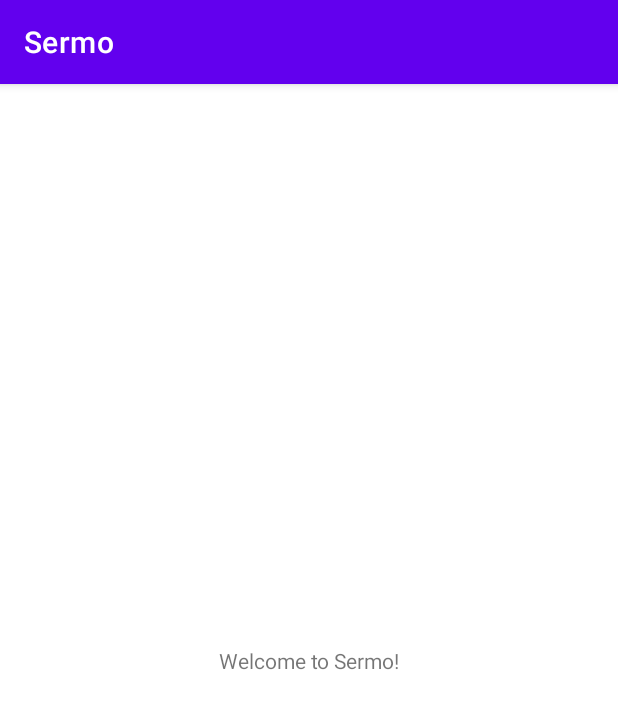
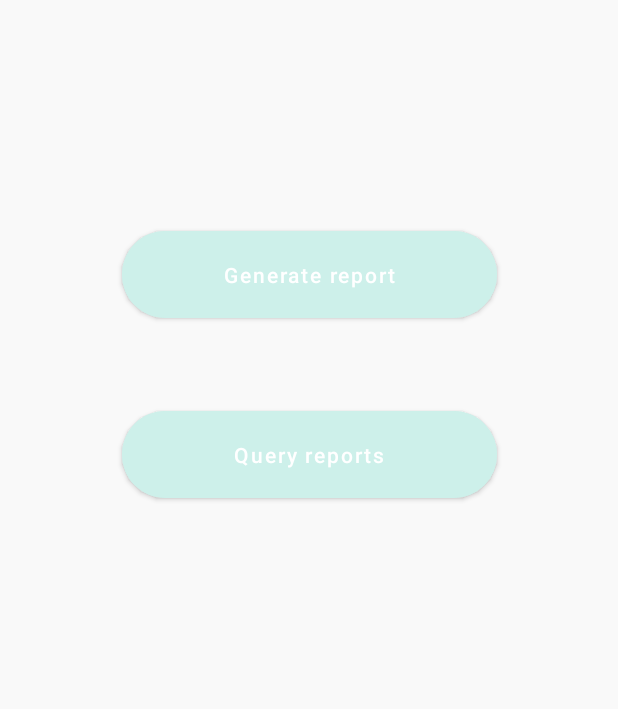
Before and after one commit to Rohithj47/Sermo, an Android app: the screen it shows after launch (MainActivity), on a phone screen of 412 x 824 dp. Shown: the top 709 px of the screen. Run offline under Robolectric (Android 15) with nearby library versions, the phone set to English and light mode, and no system bars.

Commit message:
Home screen

```diff
--- a/mobile-client/app/src/main/res/layout/activity_main.xml
+++ b/mobile-client/app/src/main/res/layout/activity_main.xml
@@ -6,13 +6,33 @@
     android:layout_height="match_parent"
     tools:context=".MainActivity">
 
-    <TextView
-        android:layout_width="wrap_content"
-        android:layout_height="wrap_content"
-        android:text="Welcome to Sermo!"
-        app:layout_constraintBottom_toBottomOf="parent"
+    <Button
+        android:id="@+id/generate_report_button"
+        android:layout_width="250dp"
+        android:layout_height="70dp"
+        android:layout_marginTop="148dp"
+        android:backgroundTint="@color/primary_button"
+        android:fontFamily="sans-serif-medium"
+        android:text="Generate report"
+        android:textAllCaps="false"
+        app:cornerRadius="50dp"
         app:layout_constraintEnd_toEndOf="parent"
+        app:layout_constraintHorizontal_bias="0.503"
         app:layout_constraintStart_toStartOf="parent"
         app:layout_constraintTop_toTopOf="parent" />
 
+    <Button
+        android:id="@+id/query_reports_button"
+        android:layout_width="250dp"
+        android:layout_height="70dp"
+        android:layout_marginTop="50dp"
+        android:backgroundTint="@color/primary_button"
+        android:fontFamily="sans-serif-medium"
+        android:text="Query reports"
+        android:textAllCaps="false"
+        app:cornerRadius="50dp"
+        app:layout_constraintEnd_toEndOf="parent"
+        app:layout_constraintHorizontal_bias="0.503"
+        app:layout_constraintStart_toStartOf="parent"
+        app:layout_constraintTop_toBottomOf="@+id/generate_report_button" />
 </androidx.constraintlayout.widget.ConstraintLayout>
--- a/mobile-client/app/src/main/res/values-night/themes.xml
+++ b/mobile-client/app/src/main/res/values-night/themes.xml
@@ -1,16 +1,7 @@
 <resources xmlns:tools="http://schemas.android.com/tools">
     <!-- Base application theme. -->
-    <style name="Theme.Sermo" parent="Theme.MaterialComponents.DayNight.DarkActionBar">
-        <!-- Primary brand color. -->
-        <item name="colorPrimary">@color/purple_200</item>
-        <item name="colorPrimaryVariant">@color/purple_700</item>
-        <item name="colorOnPrimary">@color/black</item>
-        <!-- Secondary brand color. -->
-        <item name="colorSecondary">@color/teal_200</item>
-        <item name="colorSecondaryVariant">@color/teal_200</item>
-        <item name="colorOnSecondary">@color/black</item>
-        <!-- Status bar color. -->
-        <item name="android:statusBarColor">?attr/colorPrimaryVariant</item>
-        <!-- Customize your theme here. -->
+    <style name="Theme.Sermo" parent="Theme.MaterialComponents.DayNight.NoActionBar">
+        <item name="android:windowFullscreen">true</item>
+        <item name="android:background">@color/primary_background</item>
     </style>
 </resources>
--- a/mobile-client/app/src/main/res/values/colors.xml
+++ b/mobile-client/app/src/main/res/values/colors.xml
@@ -1,10 +1,7 @@
 <?xml version="1.0" encoding="utf-8"?>
 <resources>
-    <color name="purple_200">#FFBB86FC</color>
-    <color name="purple_500">#FF6200EE</color>
-    <color name="purple_700">#FF3700B3</color>
-    <color name="teal_200">#FF03DAC5</color>
-    <color name="teal_700">#FF018786</color>
+    <color name="primary_background">#F9F9F9</color>
+    <color name="primary_button">#CDF0EA</color>
     <color name="black">#FF000000</color>
     <color name="white">#FFFFFFFF</color>
 </resources>
--- a/mobile-client/app/src/main/res/values/themes.xml
+++ b/mobile-client/app/src/main/res/values/themes.xml
@@ -1,16 +1,7 @@
 <resources xmlns:tools="http://schemas.android.com/tools">
     <!-- Base application theme. -->
-    <style name="Theme.Sermo" parent="Theme.MaterialComponents.DayNight.DarkActionBar">
-        <!-- Primary brand color. -->
-        <item name="colorPrimary">@color/purple_500</item>
-        <item name="colorPrimaryVariant">@color/purple_700</item>
-        <item name="colorOnPrimary">@color/white</item>
-        <!-- Secondary brand color. -->
-        <item name="colorSecondary">@color/teal_200</item>
-        <item name="colorSecondaryVariant">@color/teal_700</item>
-        <item name="colorOnSecondary">@color/black</item>
-        <!-- Status bar color. -->
-        <item name="android:statusBarColor">?attr/colorPrimaryVariant</item>
-        <!-- Customize your theme here. -->
+    <style name="Theme.Sermo" parent="Theme.MaterialComponents.DayNight.NoActionBar">
+        <item name="android:windowFullscreen">true</item>
+        <item name="android:background">@color/primary_background</item>
     </style>
 </resources>
```
